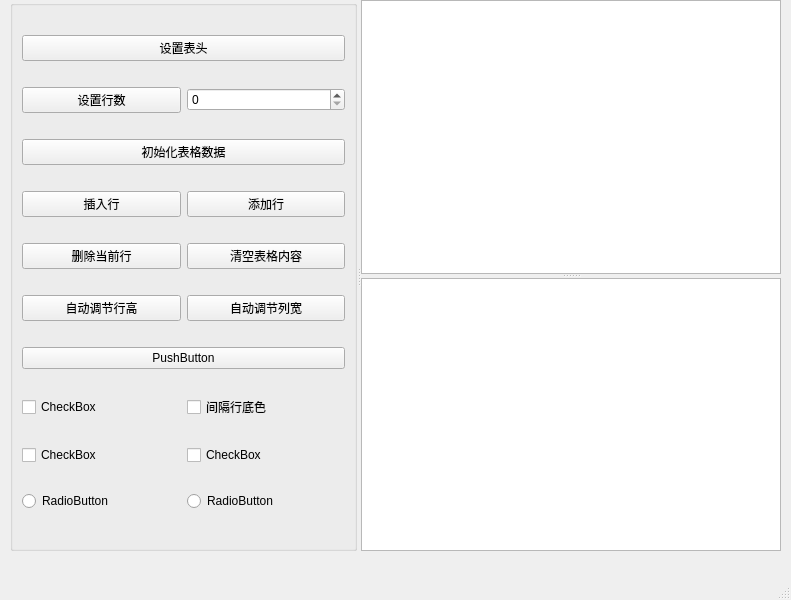
Qt form 20200422/QTableWidget学习/ui_TableWidget.ui (Aimee888/Operate-system) before a commit.
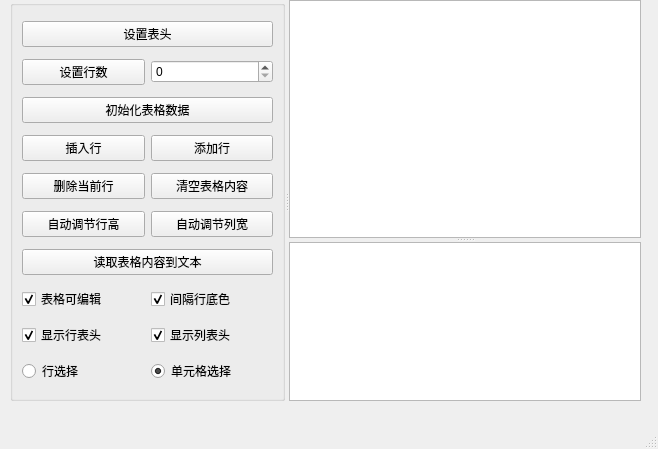
The same form after that commit.

Patch:
```diff
--- a/20200422/QTableWidget学习/ui_TableWidget.ui
+++ b/20200422/QTableWidget学习/ui_TableWidget.ui
@@ -6,8 +6,8 @@
    <rect>
     <x>0</x>
     <y>0</y>
-    <width>791</width>
-    <height>600</height>
+    <width>658</width>
+    <height>449</height>
    </rect>
   </property>
   <property name="windowTitle">
@@ -19,8 +19,8 @@
      <rect>
       <x>10</x>
       <y>0</y>
-      <width>771</width>
-      <height>551</height>
+      <width>631</width>
+      <height>401</height>
      </rect>
     </property>
     <property name="orientation">
@@ -100,14 +100,17 @@
       <item row="6" column="0" colspan="2">
        <widget class="QPushButton" name="pushButton_10">
         <property name="text">
-         <string>PushButton</string>
+         <string>读取表格内容到文本</string>
         </property>
        </widget>
       </item>
       <item row="7" column="0">
        <widget class="QCheckBox" name="checkBox">
         <property name="text">
-         <string>CheckBox</string>
+         <string>表格可编辑</string>
+        </property>
+        <property name="checked">
+         <bool>true</bool>
         </property>
        </widget>
       </item>
@@ -116,44 +119,85 @@
         <property name="text">
          <string>间隔行底色</string>
         </property>
+        <property name="checked">
+         <bool>true</bool>
+        </property>
        </widget>
       </item>
       <item row="8" column="0">
        <widget class="QCheckBox" name="checkBox_3">
         <property name="text">
-         <string>CheckBox</string>
+         <string>显示行表头</string>
+        </property>
+        <property name="checked">
+         <bool>true</bool>
         </property>
        </widget>
       </item>
       <item row="8" column="1">
        <widget class="QCheckBox" name="checkBox_4">
         <property name="text">
-         <string>CheckBox</string>
+         <string>显示列表头</string>
+        </property>
+        <property name="checked">
+         <bool>true</bool>
         </property>
        </widget>
       </item>
       <item row="9" column="0">
        <widget class="QRadioButton" name="radioButton">
         <property name="text">
-         <string>RadioButton</string>
+         <string>行选择</string>
         </property>
        </widget>
       </item>
       <item row="9" column="1">
        <widget class="QRadioButton" name="radioButton_2">
         <property name="text">
-         <string>RadioButton</string>
+         <string>单元格选择</string>
+        </property>
+        <property name="checked">
+         <bool>true</bool>
         </property>
        </widget>
       </item>
      </layout>
     </widget>
     <widget class="QSplitter" name="splitter">
+     <property name="sizePolicy">
+      <sizepolicy hsizetype="Preferred" vsizetype="Expanding">
+       <horstretch>0</horstretch>
+       <verstretch>0</verstretch>
+      </sizepolicy>
+     </property>
+     <property name="autoFillBackground">
+      <bool>true</bool>
+     </property>
      <property name="orientation">
       <enum>Qt::Vertical</enum>
      </property>
-     <widget class="QTableWidget" name="tableWidget"/>
-     <widget class="QPlainTextEdit" name="plainTextEdit"/>
+     <widget class="QTableWidget" name="tableWidget">
+      <property name="sizePolicy">
+       <sizepolicy hsizetype="Expanding" vsizetype="Expanding">
+        <horstretch>0</horstretch>
+        <verstretch>6</verstretch>
+       </sizepolicy>
+      </property>
+      <property name="autoFillBackground">
+       <bool>false</bool>
+      </property>
+     </widget>
+     <widget class="QPlainTextEdit" name="plainTextEdit">
+      <property name="sizePolicy">
+       <sizepolicy hsizetype="Expanding" vsizetype="Expanding">
+        <horstretch>0</horstretch>
+        <verstretch>4</verstretch>
+       </sizepolicy>
+      </property>
+      <property name="autoFillBackground">
+       <bool>false</bool>
+      </property>
+     </widget>
     </widget>
    </widget>
   </widget>
```
Left out of the diff: 14 changed lines with no effect on the pictures.
